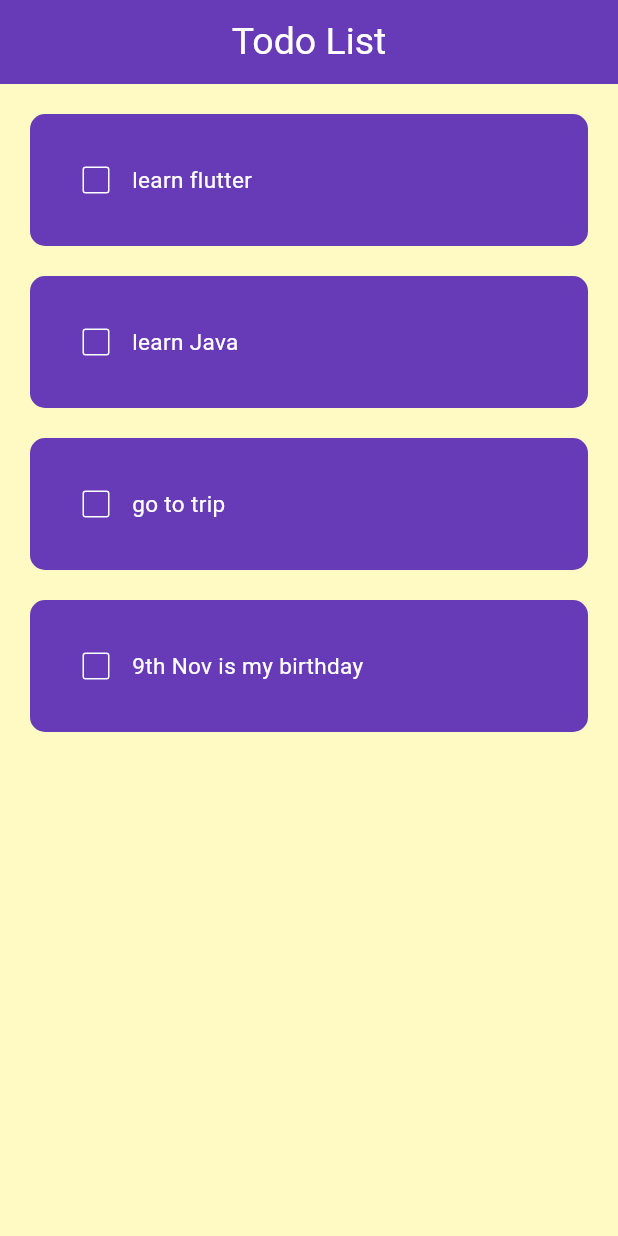
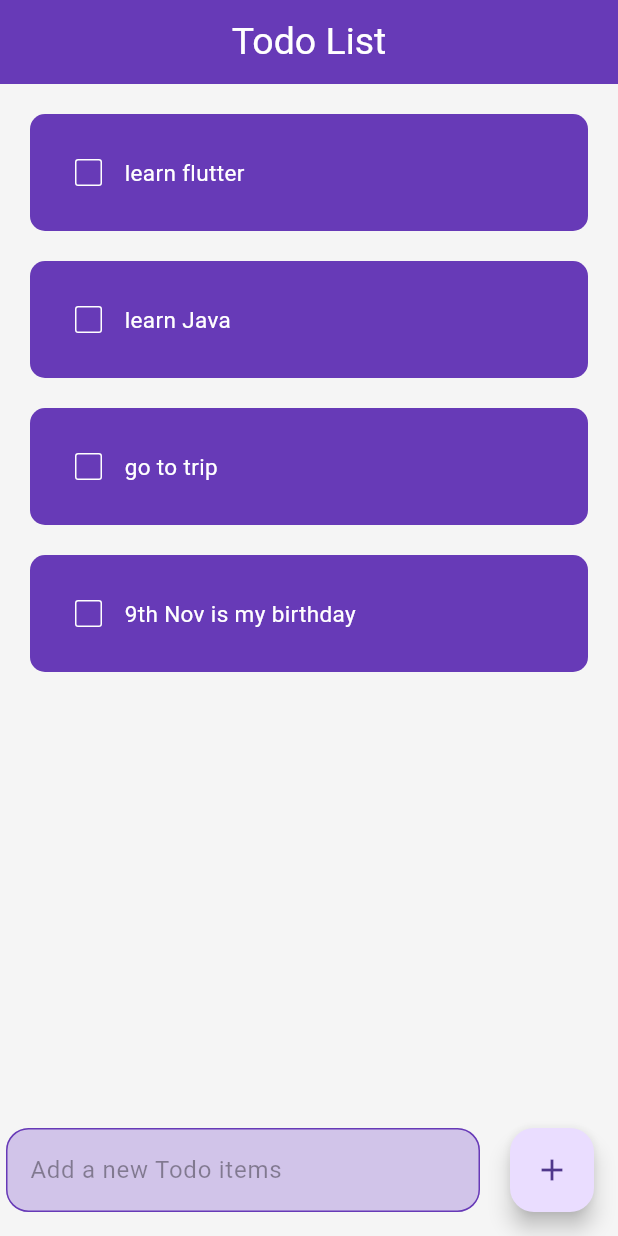
Before and after one commit to Asharusmani/TodoApp, a Flutter app: the screen it shows after launch, on a phone screen of 412 x 824 dp. Run offline on Flutter 3.47's test engine with Material 3 defaults, Android fonts, the phone set to English and light mode, and no system bars; drawn by our look-alikes of flutter_slidable.

Commit message:
completed todo app

```diff
--- a/lib/home_page.dart
+++ b/lib/home_page.dart
@@ -9,22 +9,35 @@ class HomePage extends StatefulWidget {
 }
 
 class HomePageState extends State<HomePage> {
+  final _controller = TextEditingController();
   List todoList = [
     ['learn flutter', false],
     ['learn Java', false],
     ['go to trip', false],
     ['9th Nov is my birthday', false],
   ];
-  void checkBoxChanged(int index){
-
+  void checkBoxChanged(int index) {
     setState(() {
-      todoList[index][1]= !todoList[index][1];
+      todoList[index][1] = !todoList[index][1];
     });
   }
+
+  void saveNewTask() {
+    setState(() {
+      todoList.add([_controller.text, false]);
+      _controller.clear();
+    });
+  }
+  void deleteTask(int index){
+   setState(() {
+     todoList.removeAt(index);
+   });
+  }
+
   @override
   Widget build(BuildContext context) {
     return Scaffold(
-      backgroundColor: Colors.yellow[100],
+      backgroundColor: Color(0xFFF5F5F5),
       appBar: AppBar(
         title: Text(
           "Todo List",
@@ -36,12 +49,49 @@ class HomePageState extends State<HomePage> {
       body: ListView.builder(
           itemCount: todoList.length,
           itemBuilder: (context, index) {
-            return Todo(
-              taskName: todoList[index][0],
-              taskCompleted: todoList[index][1],
-              onChanged: (value) => checkBoxChanged(index),
+            return SingleChildScrollView(
+              child: Todo(
+                taskName: todoList[index][0],
+                taskCompleted: todoList[index][1],
+                onChanged: (value) => checkBoxChanged(index), deleteFunction: (context) => deleteTask(index),
+
+              ),
             );
           }),
+      floatingActionButton: Row(
+        children: [
+          Expanded(
+              child: Padding(
+                  padding: EdgeInsets.symmetric(
+                    horizontal: 20,
+                  ),
+                  child: TextField(
+                    controller: _controller,
+                    decoration: InputDecoration(
+                      hintText: "Add a new Todo items",
+                      hintStyle: TextStyle(color: Colors.black38),
+                      filled: true,
+                      fillColor: Colors.deepPurple[100],
+                      enabledBorder: OutlineInputBorder(
+                        borderSide: BorderSide(
+                          color: Colors.deepPurple,
+                        ),
+                        borderRadius: BorderRadius.circular(15),
+                      ),
+                      focusedBorder: OutlineInputBorder(
+                        borderSide: BorderSide(
+                          color: Colors.deepPurple,
+                        ),
+                        borderRadius: BorderRadius.circular(15),
+                      ),
+                    ),
+                  ))),
+          FloatingActionButton(
+            onPressed: saveNewTask,
+            child: Icon(Icons.add),
+          ),
+        ],
+      ),
     );
   }
 }
--- a/lib/utilis/todo.dart
+++ b/lib/utilis/todo.dart
@@ -1,14 +1,23 @@
 import 'package:flutter/material.dart';
+import 'package:flutter_slidable/flutter_slidable.dart';
 
-class Todo extends StatelessWidget {
+class Todo extends StatefulWidget {
   Todo(
       {super.key,
       required this.taskName,
       required this.onChanged,
-      required this.taskCompleted});
+      required this.taskCompleted,
+      required this.deleteFunction});
   final String taskName;
   final bool taskCompleted;
   final Function(bool?)? onChanged;
+  final Function(BuildContext)? deleteFunction;
+
+  @override
+  State<Todo> createState() => _TodoState();
+}
+
+class _TodoState extends State<Todo> {
   @override
   Widget build(BuildContext context) {
     return Padding(
@@ -18,25 +27,37 @@ class Todo extends StatelessWidget {
         left: 20,
         bottom: 0,
       ),
+      child: Slidable(
+        endActionPane: ActionPane(
+          motion: StretchMotion(),
+          children: [
+            SlidableAction(
+              onPressed: widget.deleteFunction,
+              icon: Icons.delete,
+              borderRadius: BorderRadius.circular(15),
+            )
+          ],
+        ),
         child: Container(
-        padding: EdgeInsets.all(20),
+          padding: EdgeInsets.all(15),
           decoration: BoxDecoration(
-            color: Colors.deepPurple, borderRadius: BorderRadius.circular(10)),
+              color: Colors.deepPurple,
+              borderRadius: BorderRadius.circular(10)),
           child: Row(
             children: [
               Checkbox(
-              value: taskCompleted,
-              onChanged: onChanged,
+                value: widget.taskCompleted,
+                onChanged: widget.onChanged,
                 checkColor: Colors.black,
                 activeColor: Colors.white,
                 side: BorderSide(color: Colors.white),
               ),
               Text(
-              taskName,
+                widget.taskName,
                 style: TextStyle(
                   fontSize: 15,
                   color: Colors.white,
-                  decoration: taskCompleted
+                  decoration: widget.taskCompleted
                       ? TextDecoration.lineThrough
                       : TextDecoration.none,
                   decorationColor: Colors.white,
@@ -46,6 +67,7 @@ class Todo extends StatelessWidget {
             ],
           ),
         ),
+      ),
     );
   }
 }
--- a/pubspec.yaml
+++ b/pubspec.yaml
@@ -32,9 +32,11 @@ dependencies:
     sdk: flutter
 
 
+
   # The following adds the Cupertino Icons font to your application.
   # Use with the CupertinoIcons class for iOS style icons.
   cupertino_icons: ^1.0.8
+  flutter_slidable: ^3.1.1
 
 dev_dependencies:
   flutter_test:
```
Also changed, not shown: pubspec.lock. Lines whose indentation alone changed are shown as unchanged.
